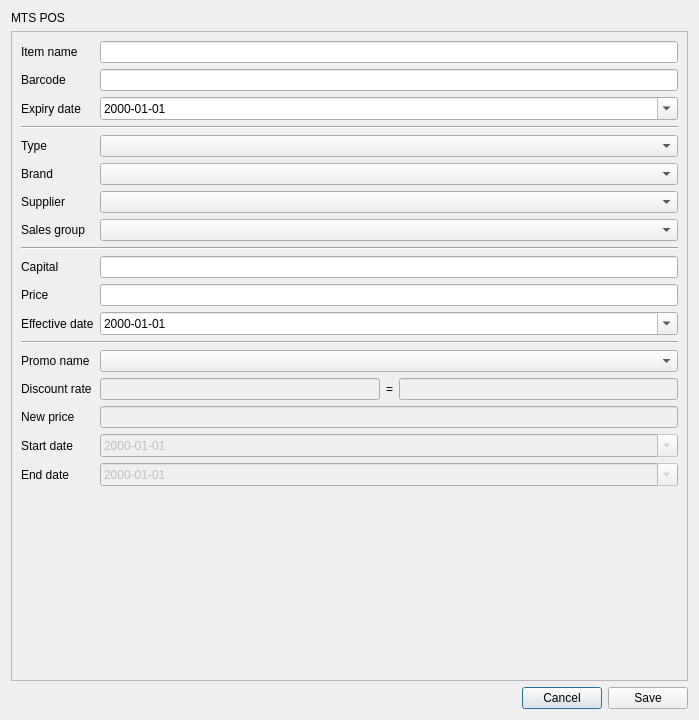
The window that app/views/templates/EditItem.ui (rondalefloyd/mts-pos) describes before a commit, drawn with Qt 5.
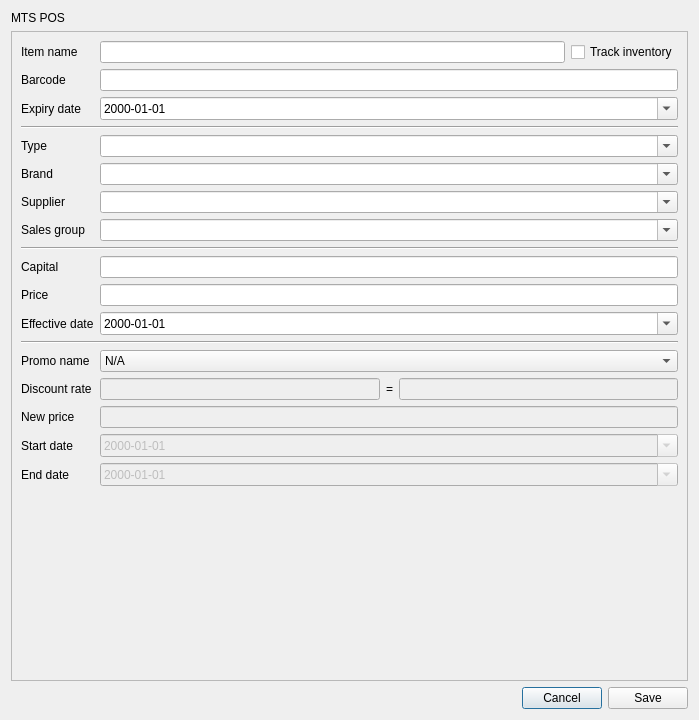
The same window after the commit.

Patch:
```diff
--- a/app/views/templates/EditItem.ui
+++ b/app/views/templates/EditItem.ui
@@ -49,9 +49,6 @@
          </property>
         </widget>
        </item>
-       <item row="0" column="1">
-        <widget class="QLineEdit" name="lineEditItemName"/>
-       </item>
        <item row="1" column="0">
         <widget class="QLabel" name="label_2">
          <property name="text">
@@ -94,7 +91,14 @@
         </widget>
        </item>
        <item row="4" column="1">
-        <widget class="QComboBox" name="comboBoxItemType"/>
+        <widget class="QComboBox" name="comboBoxItemTypeName">
+         <property name="editable">
+          <bool>true</bool>
+         </property>
+         <property name="insertPolicy">
+          <enum>QComboBox::NoInsert</enum>
+         </property>
+        </widget>
        </item>
        <item row="5" column="0">
         <widget class="QLabel" name="label_5">
@@ -104,7 +108,14 @@
         </widget>
        </item>
        <item row="5" column="1">
-        <widget class="QComboBox" name="comboBoxBrand"/>
+        <widget class="QComboBox" name="comboBoxBrandName">
+         <property name="editable">
+          <bool>true</bool>
+         </property>
+         <property name="insertPolicy">
+          <enum>QComboBox::NoInsert</enum>
+         </property>
+        </widget>
        </item>
        <item row="6" column="0">
         <widget class="QLabel" name="label_9">
@@ -114,7 +125,14 @@
         </widget>
        </item>
        <item row="6" column="1">
-        <widget class="QComboBox" name="comboBoxSupplier"/>
+        <widget class="QComboBox" name="comboBoxSupplierName">
+         <property name="editable">
+          <bool>true</bool>
+         </property>
+         <property name="insertPolicy">
+          <enum>QComboBox::NoInsert</enum>
+         </property>
+        </widget>
        </item>
        <item row="7" column="0">
         <widget class="QLabel" name="label_12">
@@ -124,7 +142,14 @@
         </widget>
        </item>
        <item row="7" column="1">
-        <widget class="QComboBox" name="comboBoxSalesGroup"/>
+        <widget class="QComboBox" name="comboBoxSalesGroupName">
+         <property name="editable">
+          <bool>true</bool>
+         </property>
+         <property name="insertPolicy">
+          <enum>QComboBox::NoInsert</enum>
+         </property>
+        </widget>
        </item>
        <item row="8" column="0" colspan="2">
         <widget class="Line" name="line_3">
@@ -185,7 +210,16 @@
         </widget>
        </item>
        <item row="13" column="1">
-        <widget class="QComboBox" name="comboBoxPromoName"/>
+        <widget class="QComboBox" name="comboBoxPromoName">
+         <property name="insertPolicy">
+          <enum>QComboBox::NoInsert</enum>
+         </property>
+         <item>
+          <property name="text">
+           <string>N/A</string>
+          </property>
+         </item>
+        </widget>
        </item>
        <item row="14" column="0">
         <widget class="QLabel" name="label_11">
@@ -273,6 +307,20 @@
          </property>
         </widget>
        </item>
+       <item row="0" column="1">
+        <layout class="QHBoxLayout" name="horizontalLayout_7">
+         <item>
+          <widget class="QLineEdit" name="lineEditItemName"/>
+         </item>
+         <item>
+          <widget class="QCheckBox" name="checkBoxTrackInventory">
+           <property name="text">
+            <string>Track inventory</string>
+           </property>
+          </widget>
+         </item>
+        </layout>
+       </item>
       </layout>
      </widget>
     </widget>
```
